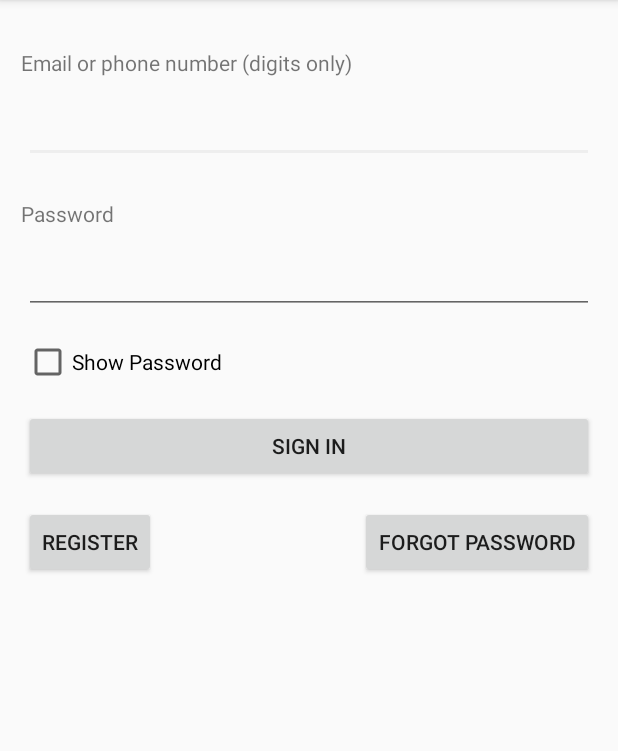
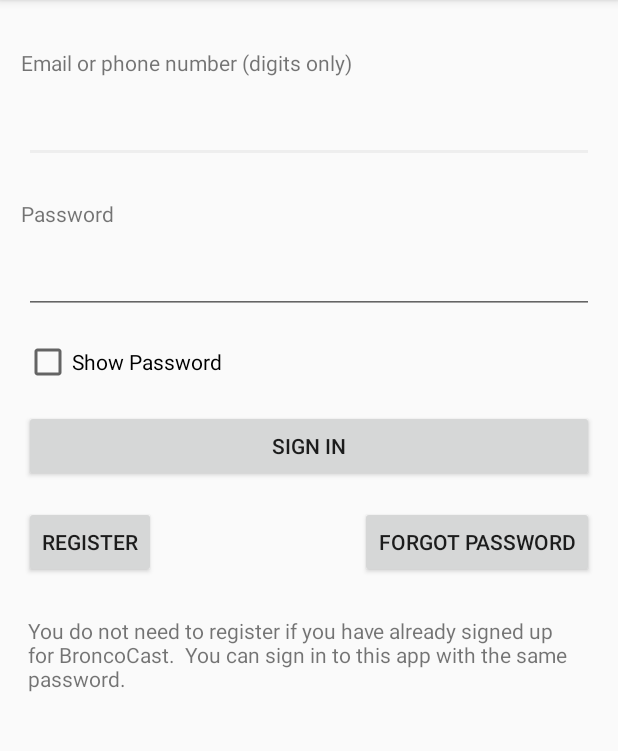
Before and after one commit to kenschenke/BroncoCast-Android, an Android app: the SignInActivity screen opened directly, with no data from a screen before it, on a phone screen of 412 x 824 dp, the part 84-835 px from its top. Run offline under Robolectric (Android 15) with nearby library versions, the phone set to English and light mode, and no system bars; network calls fail.

Commit message:
Add explanation to the sign in page about registering

```diff
--- a/app/src/main/res/layout/activity_registration_step_one.xml
+++ b/app/src/main/res/layout/activity_registration_step_one.xml
@@ -99,4 +99,5 @@
         app:layout_constraintHorizontal_bias="0.5"
         app:layout_constraintStart_toStartOf="parent"
         app:layout_constraintTop_toBottomOf="@+id/editTextPassword" />
+
 </android.support.constraint.ConstraintLayout>
--- a/app/src/main/res/layout/activity_sign_in.xml
+++ b/app/src/main/res/layout/activity_sign_in.xml
@@ -108,4 +108,18 @@
         android:text="Forgot Password"
         app:layout_constraintEnd_toEndOf="parent"
         app:layout_constraintTop_toBottomOf="@+id/btnSignIn" />
+
+    <TextView
+        android:id="@+id/textViewRegistrationHelp"
+        android:layout_width="375dp"
+        android:layout_height="86dp"
+        android:layout_marginStart="16dp"
+        android:layout_marginLeft="16dp"
+        android:layout_marginTop="25dp"
+        android:layout_marginEnd="16dp"
+        android:layout_marginRight="16dp"
+        android:text="You do not need to register if you have already signed up for BroncoCast.  You can sign in to this app with the same password."
+        app:layout_constraintEnd_toEndOf="parent"
+        app:layout_constraintStart_toStartOf="parent"
+        app:layout_constraintTop_toBottomOf="@+id/buttonRegister" />
 </android.support.constraint.ConstraintLayout>
```
